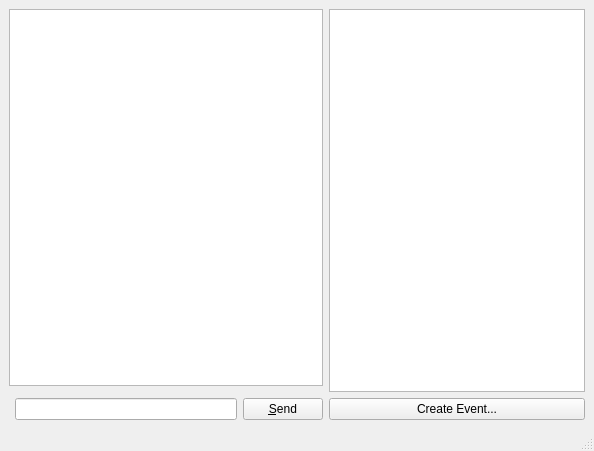
Qt form IM/messenger/mainwindow.ui (rolacher/qt-workshop) before a commit.
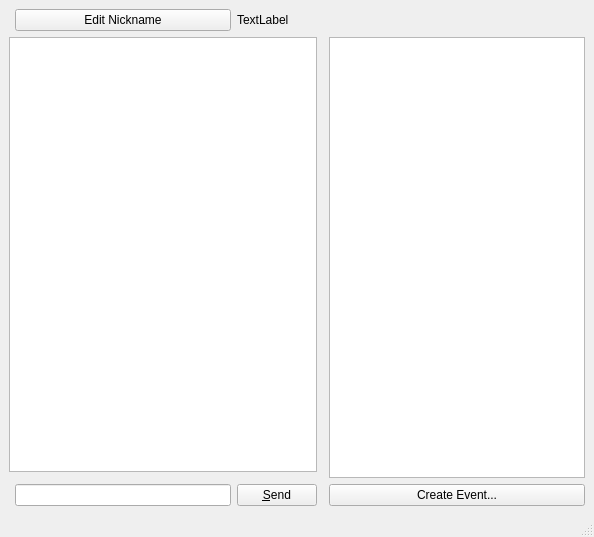
The same form after that commit.

Commit message: edit box for nickname

What changed in the file:
```diff
--- a/IM/messenger/mainwindow.ui
+++ b/IM/messenger/mainwindow.ui
@@ -7,7 +7,7 @@
     <x>0</x>
     <y>0</y>
     <width>594</width>
-    <height>451</height>
+    <height>537</height>
    </rect>
   </property>
   <property name="windowTitle">
@@ -15,14 +15,27 @@
   </property>
   <widget class="QWidget" name="centralwidget">
    <layout class="QGridLayout" name="gridLayout">
-    <item row="0" column="4" rowspan="2">
+    <item row="3" column="1">
+     <widget class="QLineEdit" name="textMessageInput"/>
+    </item>
+    <item row="3" column="2">
+     <widget class="QPushButton" name="pbSend">
+      <property name="text">
+       <string>&amp;Send</string>
+      </property>
+     </widget>
+    </item>
+    <item row="1" column="0" colspan="3">
+     <widget class="QTextEdit" name="textChatHistory"/>
+    </item>
+    <item row="1" column="4" rowspan="2">
      <widget class="QTreeView" name="treeView">
       <attribute name="headerVisible">
        <bool>false</bool>
       </attribute>
      </widget>
     </item>
-    <item row="2" column="4">
+    <item row="3" column="4">
      <widget class="QPushButton" name="pbCreateEvent">
       <property name="focusPolicy">
        <enum>Qt::ClickFocus</enum>
@@ -32,18 +45,19 @@
       </property>
      </widget>
     </item>
-    <item row="2" column="1">
-     <widget class="QLineEdit" name="textMessageInput"/>
-    </item>
-    <item row="2" column="2">
-     <widget class="QPushButton" name="pbSend">
+    <item row="0" column="1">
+     <widget class="QPushButton" name="pbEditNickname">
       <property name="text">
-       <string>&amp;Send</string>
+       <string>Edit Nickname</string>
       </property>
      </widget>
     </item>
-    <item row="0" column="0" colspan="3">
-     <widget class="QTextEdit" name="textChatHistory"/>
+    <item row="0" column="2" colspan="3">
+     <widget class="QLabel" name="lblNickName">
+      <property name="text">
+       <string>TextLabel</string>
+      </property>
+     </widget>
     </item>
    </layout>
   </widget>
```
The commit also changes 5 other files.
